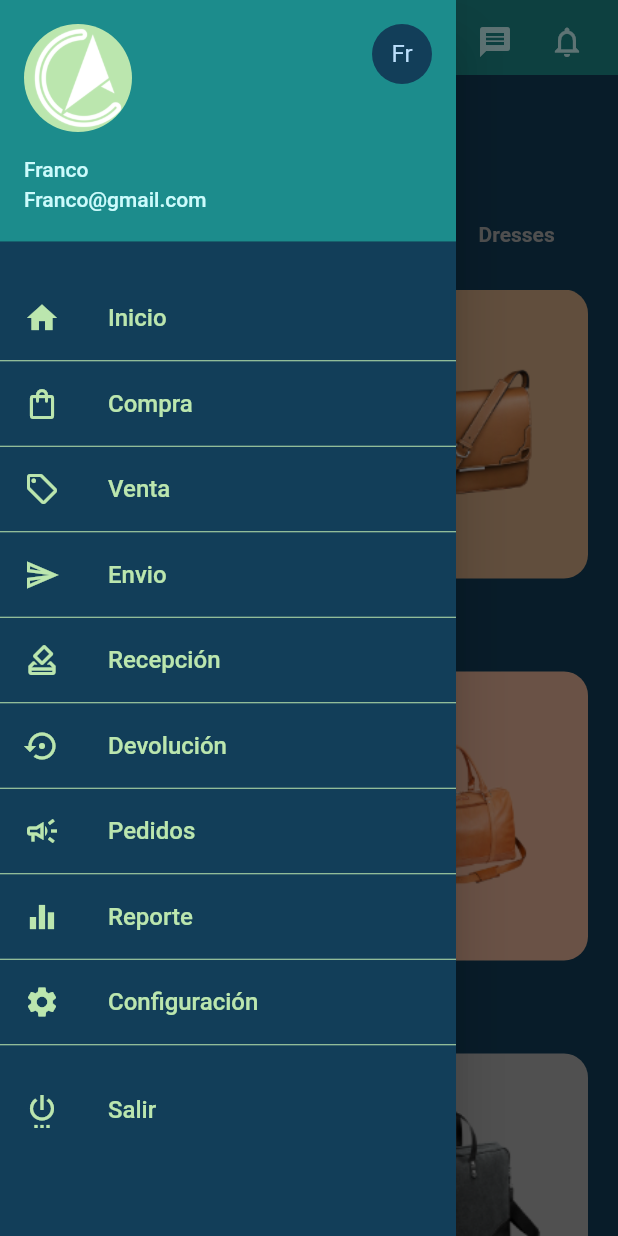
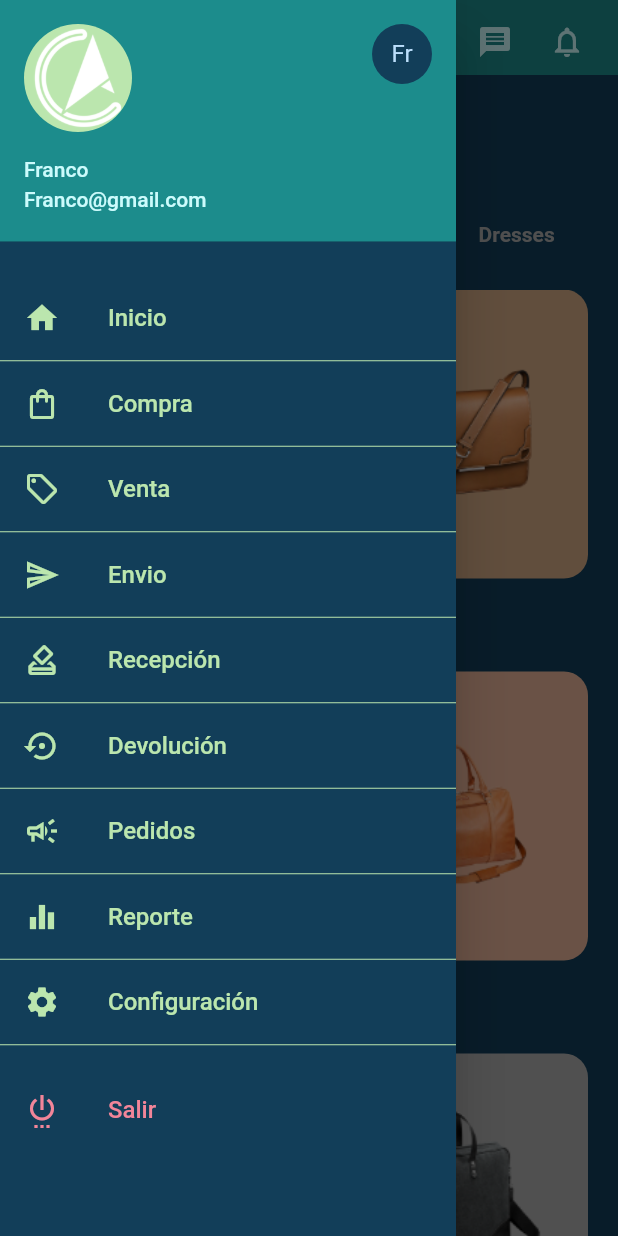
Before and after one commit to franco555/2021Caysa, a Flutter app: the screen it shows after launch, with the side drawer open, on a phone screen of 412 x 824 dp. Run offline on Flutter 3.47's test engine with Material 2 defaults, Android fonts, the phone set to English and light mode, and no system bars; our stand-ins replace fl_chart, flutter_svg.

Commit message:
cambio de las constantes

```diff
--- a/lib/Auth/create_user/components/body.dart
+++ b/lib/Auth/create_user/components/body.dart
@@ -2,7 +2,7 @@ import 'package:caysa2021/Auth/components/rounded_bottom.dart';
 import 'package:caysa2021/Auth/components/rounded_input_field.dart';
 import 'package:caysa2021/Auth/components/rounded_password_field.dart';
 import 'package:caysa2021/Auth/login/components/background.dart';
-import 'package:caysa2021/constants/constants.dart';
+import 'package:caysa2021/constants/constant_fr_color.dart';
 import 'package:flutter/material.dart';
 import 'package:flutter_svg/svg.dart';
 
@@ -29,7 +29,7 @@ class Body extends StatelessWidget {
               SizedBox(height: size.height * 0.03),
               Text(
                 "Crear Usuario",
-                style: TextStyle(fontWeight: FontWeight.bold, color: fcolorBtnLogin, fontSize: 30.0),
+                style: TextStyle(fontWeight: FontWeight.bold, color: CFr().getColorBtnLogin(), fontSize: 30.0),
               ),
               SizedBox(height: size.height * 0.03),
               RoundedInputField(
@@ -45,7 +45,7 @@ class Body extends StatelessWidget {
               ),
               SizedBox(height: 20.0),
               RoundedButton(
-                color: fcolorBtnLogin,
+                color: CFr().getColorBtnLogin(),
                 fw: FontWeight.w400,
                 sizeText: 16,
                 text: "Crear",
--- a/lib/Auth/forgotPassword/components/body.dart
+++ b/lib/Auth/forgotPassword/components/body.dart
@@ -4,7 +4,7 @@ import 'package:caysa2021/Auth/components/start_login.dart';
 import 'package:caysa2021/Auth/login/components/background.dart';
 import 'package:caysa2021/Auth/login/sc_login.dart';
 import 'package:caysa2021/Auth/reset/sc_login.dart';
-import 'package:caysa2021/constants/constants.dart';
+import 'package:caysa2021/constants/constant_fr_color.dart';
 import 'package:flutter/material.dart';
 import 'package:flutter_svg/svg.dart';
 
@@ -30,7 +30,7 @@ class Body extends StatelessWidget {
               SizedBox(height: size.height * 0.03),
               Text(
                 "Recuperar Contraseña",
-                style: TextStyle(fontWeight: FontWeight.bold, color: fcolorBtnLogin, fontSize: 30.0),
+                style: TextStyle(fontWeight: FontWeight.bold, color: CFr().getColorBtnLogin(), fontSize: 30.0),
               ),
               SizedBox(height: size.height * 0.03),
               RoundedInputField(
@@ -39,7 +39,7 @@ class Body extends StatelessWidget {
               ),
               SizedBox(height: 20.0),
               RoundedButton(
-                color: fcolorBtnLogin,
+                color: CFr().getColorBtnLogin(),
                 fw: FontWeight.w400,
                 sizeText: 16,
                 text: "Enviar",
--- a/lib/Auth/login/components/body.dart
+++ b/lib/Auth/login/components/body.dart
@@ -8,7 +8,7 @@ import 'package:caysa2021/Auth/login/components/background.dart';
 import 'package:caysa2021/Auth/signup/Sc_SignUp.dart';
 import 'package:caysa2021/Auth/signup/components/or_divider.dart';
 import 'package:caysa2021/Auth/signup/components/social_icon.dart';
-import 'package:caysa2021/constants/constants.dart';
+import 'package:caysa2021/constants/constant_fr_color.dart';
 import 'package:flutter/material.dart';
 import 'package:flutter_svg/svg.dart';
 
@@ -35,7 +35,7 @@ class Body extends StatelessWidget {
               SizedBox(height: size.height * 0.03),
               Text(
                 "LOGIN",
-                style: TextStyle(fontWeight: FontWeight.bold, color: fcolorBtnLogin, fontSize: 30.0),
+                style: TextStyle(fontWeight: FontWeight.bold, color: CFr().getColorBtnLogin(), fontSize: 30.0),
               ),
               SizedBox(height: size.height * 0.03),
               RoundedInputField(
@@ -59,7 +59,7 @@ class Body extends StatelessWidget {
               ),
               SizedBox(height: 20.0),
               RoundedButton(
-                color: fcolorBtnLogin,
+                color: CFr().getColorBtnLogin(),
                 fw: FontWeight.w400,
                 sizeText: 16,
                 text: "Iniciar",
--- a/lib/Auth/presentation/components/Sc_BodyPresentation.dart
+++ b/lib/Auth/presentation/components/Sc_BodyPresentation.dart
@@ -2,7 +2,7 @@ import 'package:caysa2021/Auth/components/rounded_bottom.dart';
 import 'package:caysa2021/Auth/login/sc_login.dart';
 import 'package:caysa2021/Auth/presentation/components/background.dart';
 import 'package:caysa2021/Auth/signup/Sc_SignUp.dart';
-import 'package:caysa2021/constants/constants.dart';
+import 'package:caysa2021/constants/constant_fr_color.dart';
 import 'package:flutter/material.dart';
 import 'package:flutter_svg/svg.dart';
 
@@ -25,7 +25,7 @@ class ScBodyPresentation extends StatelessWidget {
               text:"Iniciar",
               sizeText: 18,
               fw: FontWeight.w400,
-              color: fcolorBtnLogin,
+              color: CFr().getColorBtnLogin(),
               textColor: Colors.white,
               press: () {
                 Navigator.push(
@@ -40,7 +40,7 @@ class ScBodyPresentation extends StatelessWidget {
             ),
             RoundedButton(
               text: "Registrarse",
-              color: fcolorBtnRegister,
+              color: CFr().getColorBtnRegister(),
               sizeText: 18,
               fw: FontWeight.w300,
               textColor: Colors.black,
--- a/lib/Auth/presentation/components/background.dart
+++ b/lib/Auth/presentation/components/background.dart
@@ -1,4 +1,4 @@
-import 'package:caysa2021/constants/constants.dart';
+import 'package:caysa2021/constants/constant_fr_color.dart';
 import 'package:flutter/material.dart';
 
 class Background extends StatelessWidget {
@@ -11,7 +11,7 @@ class Background extends StatelessWidget {
   @override
   Widget build(BuildContext context) {
     Size size = MediaQuery.of(context).size;
-    return Container(color: kThemeBackgroundColor,
+    return Container(color: CFr().getColorFondo(),
       height: size.height,
       width: double.infinity,
       child: Stack(
@@ -25,7 +25,7 @@ class Background extends StatelessWidget {
                 width: size.width,
                 height:size.height/2,
                 decoration: BoxDecoration(
-                  color: kThemeDetailColor,
+                  color: CFr().getColorBarraDeTitulo(),
                 )
               ),
             ),
--- a/lib/Auth/reset/components/body.dart
+++ b/lib/Auth/reset/components/body.dart
@@ -4,7 +4,7 @@ import 'package:caysa2021/Auth/components/start_login.dart';
 import 'package:caysa2021/Auth/create_user/sc_login.dart';
 import 'package:caysa2021/Auth/login/components/background.dart';
 import 'package:caysa2021/Auth/login/sc_login.dart';
-import 'package:caysa2021/constants/constants.dart';
+import 'package:caysa2021/constants/constant_fr_color.dart';
 import 'package:flutter/material.dart';
 import 'package:flutter_svg/svg.dart';
 
@@ -30,7 +30,7 @@ class Body extends StatelessWidget {
               SizedBox(height: size.height * 0.03),
               Text(
                 "Ingresar Código",
-                style: TextStyle(fontWeight: FontWeight.bold, color: fcolorBtnLogin, fontSize: 30.0),
+                style: TextStyle(fontWeight: FontWeight.bold, color: CFr().getColorBtnLogin(), fontSize: 30.0),
               ),
               SizedBox(height: size.height * 0.03),
               RoundedInputField(
@@ -39,7 +39,7 @@ class Body extends StatelessWidget {
               ),
               SizedBox(height: 20.0),
               RoundedButton(
-                color: fcolorBtnLogin,
+                color: CFr().getColorBtnLogin(),
                 fw: FontWeight.w400,
                 sizeText: 16,
                 text: "Validar",
--- a/lib/Auth/signup/components/body.dart
+++ b/lib/Auth/signup/components/body.dart
@@ -6,7 +6,7 @@ import 'package:caysa2021/Auth/login/sc_login.dart';
 import 'package:caysa2021/Auth/signup/components/background.dart';
 import 'package:caysa2021/Auth/signup/components/or_divider.dart';
 import 'package:caysa2021/Auth/signup/components/social_icon.dart';
-import 'package:caysa2021/constants/constants.dart';
+import 'package:caysa2021/constants/constant_fr_color.dart';
 import 'package:flutter/material.dart';
 import 'package:flutter_svg/svg.dart';
 
@@ -28,7 +28,7 @@ class Body extends StatelessWidget {
               SizedBox(height:30.0),
               Text(
                 "Registrarse",
-               style: TextStyle(fontWeight: FontWeight.bold, color: fcolorBtnLogin, fontSize: 30.0),
+               style: TextStyle(fontWeight: FontWeight.bold, color: CFr().getColorBtnLogin(), fontSize: 30.0),
               ),
               SizedBox(height: size.height * 0.03),
               RoundedInputField(
@@ -60,7 +60,7 @@ class Body extends StatelessWidget {
               ),*/
               RoundedButton(
                 text: "SIGNUP",
-                color: fcolorBtnRegister,
+                color: CFr().getColorBtnRegister(),
                  textColor: Colors.black,
                  fw: FontWeight.w500,
                 press: () {
--- a/lib/Auth/signup/components/or_divider.dart
+++ b/lib/Auth/signup/components/or_divider.dart
@@ -1,4 +1,4 @@
-import 'package:caysa2021/constants/constants.dart';
+import 'package:caysa2021/constants/constant_fr_color.dart';
 import 'package:flutter/material.dart';
 
 class OrDivider extends StatelessWidget {
@@ -16,7 +16,7 @@ class OrDivider extends StatelessWidget {
             child: Text(
               "OR",
               style: TextStyle(
-                color: fcolorBtnRegister,
+                color: CFr().getColorBtnRegister(),
                 fontWeight: FontWeight.w600,
               ),
             ),
--- a/lib/Auth/signup/components/social_icon.dart
+++ b/lib/Auth/signup/components/social_icon.dart
@@ -1,4 +1,4 @@
-import 'package:caysa2021/constants/constants.dart';
+import 'package:caysa2021/constants/constant_fr_color.dart';
 import 'package:flutter/material.dart';
 import 'package:flutter_svg/flutter_svg.dart';
 
@@ -21,7 +21,7 @@ class SocalIcon extends StatelessWidget {
         decoration: BoxDecoration(
           border: Border.all(
             width: 2,
-            color: fcolorBtnLogin,
+            color: CFr().getColorBtnLogin(),
           ),
           shape: BoxShape.circle,
         ),
@@ -29,7 +29,7 @@ class SocalIcon extends StatelessWidget {
           iconSrc,
           height: 20,
           width: 20,
-          color: fcolorBtnLogin,
+          color: CFr().getColorBtnLogin(),
         ),
       ),
     );
--- a/lib/components/charts/wg_weekChart.dart
+++ b/lib/components/charts/wg_weekChart.dart
@@ -1,3 +1,4 @@
+import 'package:caysa2021/constants/constant_fr_color.dart';
 import 'package:caysa2021/constants/constants.dart';
 import 'package:fl_chart/fl_chart.dart';
 import 'package:flutter/material.dart';
@@ -19,7 +20,7 @@ class WeeklyChart extends StatelessWidget {
               showTitles: true,
               getTitles: getWeek,
               getTextStyles: (value) => const TextStyle(
-                color: fcolorBtnRegister,
+                color: Colors.green,
                 fontSize: 10,
                 fontWeight: FontWeight.w400,
               ),
@@ -43,7 +44,7 @@ getBarGroups() {
               BarChartRodData(
                 y: value,
                 //This is not the proper way, this is just for demo
-                colors: [i == 4 ? kPrimaryColor : fcolorBtnLogin],
+                colors: [i == 4 ? kPrimaryColor : CFr().getColorBtnLogin()],
                 width: 5,
               )
             ],
--- /dev/null
+++ b/lib/constants/constant_fr_color.dart
@@ -0,0 +1,63 @@
+import 'package:flutter/material.dart';
+
+class CFr{
+  var isDark;
+  CFr({this.isDark=false});
+
+  //
+  Color getColorFondo() => ColoresFr(isDark: isDark).colorFondo();//->
+  Color getColorBarraDeTitulo() => ColoresFr(isDark: isDark).colorBarraDeTitulo();//->
+
+  Color getColorBtnLogin() => ColoresFr(isDark: isDark).colorBtnLogin();//->
+  Color getColorBtnRegister() => ColoresFr(isDark: isDark).colorBtnRegister();//->
+
+  //Rojo
+  Color getColorRojo100() => ColoresFr(isDark: isDark).colorRojo_100();
+  Color getColorRojo200() => ColoresFr(isDark: isDark).colorRojo_200();//->
+  Color getColorRojo300() => ColoresFr(isDark: isDark).colorRojo_300();
+  Color getColorRojo400() => ColoresFr(isDark: isDark).colorRojo_400();
+  Color getColorRojo500() => ColoresFr(isDark: isDark).colorRojo_500();
+  Color getColorRojo600() => ColoresFr(isDark: isDark).colorRojo_600();
+
+  //Azul
+  Color getColorAzul500() => ColoresFr(isDark: isDark).colorAzul_500();
+
+}
+
+class ColoresFr{
+  final isDark;
+  ColoresFr({this.isDark});
+
+  Color colorFondo()=>isDark ? color0Drark : _colorFondo;
+  Color colorBarraDeTitulo()=>isDark ? color0Drark : _colorBarraDeTitulo;
+
+  Color _colorFondo=Color(0xFF123E59);
+  Color _colorBarraDeTitulo=Color(0xFF1C8C8C);
+
+  Color colorBtnLogin()=>isDark ? color0Drark : _colorBtnLogin;
+  Color colorBtnRegister()=>isDark ? color0Drark : _colorBtnRegister;
+
+  Color _colorBtnLogin=Color(0xFF49C6DE);
+  Color _colorBtnRegister=Color(0xFF52FA87);
+
+  Color colorRojo_100()=>isDark ? color0Drark : rojo_100;
+  Color colorRojo_200()=>isDark ? color0Drark : rojo_200;
+  Color colorRojo_300()=>isDark ? color0Drark : rojo_300;
+  Color colorRojo_400()=>isDark ? color0Drark : rojo_400;
+  Color colorRojo_500()=>isDark ? color0Drark : rojo_500;
+  Color colorRojo_600()=>isDark ? color0Drark : rojo_600;
+
+
+  Color rojo_100=Color(0XffF2B6C1);
+  Color rojo_200=Color(0XffF28599);
+  Color rojo_300=Color(0XffF24968);
+  Color rojo_400=Color(0XffF2055C);
+  Color rojo_500=Color(0XffF23747);
+  Color rojo_600=Color(0XffBF3944);
+
+  Color colorAzul_500()=>isDark ? color0Drark : azul_500;
+
+  Color azul_500=Color(0Xff1980FF);
+
+  Color color0Drark=Colors.grey[850];
+}
--- a/lib/constants/constants.dart
+++ b/lib/constants/constants.dart
@@ -6,12 +6,12 @@ const kTextLightColor = Color(0xFFACACAC);
 const kDefaultPaddin = 20.0;
 
 //Login
-const kThemeBackgroundColor = Color(0xFF123E59);
-const kThemeDetailColor = Color(0xFF1C8C8C);
+//const k_ThemeBackgroundColor = Color(0xFF123E59);
+//const k_ThemeDetailColor = Color(0xFF1C8C8C);
 
 //Btn
-const fcolorBtnLogin=Color(0xFF49C6DE);
-const fcolorBtnRegister=Color(0xFF52FA87);
+//const fcolorBtnLogin=Color(0xFF49C6DE);
+//const fcolorBtnRegister=Color(0xFF52FA87);
 const fcolorTextLogin=Color(0xFFB8D9C6);
 
 //txt
--- a/lib/dashBoard/Sc_DashBoard.dart
+++ b/lib/dashBoard/Sc_DashBoard.dart
@@ -1,3 +1,4 @@
+import 'package:caysa2021/constants/constant_fr_color.dart';
 import 'package:caysa2021/constants/constants.dart';
 import 'package:caysa2021/nav/account.dart';
 import 'package:caysa2021/nav/nav.dart';
@@ -20,7 +21,7 @@ class _ScDashBoardState extends State<ScDashBoard> {
       drawer: Drawer(
         child: Container(
           decoration:BoxDecoration(
-            color: kThemeBackgroundColor,
+            color: CFr().getColorFondo(),
           ) ,
           //color: Colors.white70,
           child: ListView(
@@ -47,7 +48,7 @@ class _ScDashBoardState extends State<ScDashBoard> {
               ItemNav(titulo: "Configuración",color: fcolorTxt200,icono: Icons.settings,ruta: "/dashboard",),
               Divider(height: 1,color: fcolorTxt200,),
               SizedBox(height: 15,),
-              ItemNav(titulo: "Salir",color: fcolorTxt200,icono: Icons.settings_power,ruta: "/dashboard",),
+              ItemNav(titulo: "Salir",color: CFr().getColorRojo200(),icono: Icons.settings_power,ruta: "/dashboard",),
             ],
           )
         ),
@@ -70,8 +71,8 @@ class _ScDashBoardState extends State<ScDashBoard> {
             decoration: BoxDecoration(
               gradient: LinearGradient(
                 colors:[
-                  kThemeDetailColor,
-                  kThemeDetailColor,
+                  CFr().getColorBarraDeTitulo(),
+                  CFr().getColorBarraDeTitulo(),
                 ],
                 begin: Alignment.center,
                 end:Alignment.centerRight,
--- a/lib/main.dart
+++ b/lib/main.dart
@@ -1,4 +1,4 @@
-import 'package:caysa2021/constants/constants.dart';
+import 'package:caysa2021/constants/constant_fr_color.dart';
 import 'package:caysa2021/dashBoard/Sc_DashBoard.dart';
 import 'package:caysa2021/dashBoard/test.dart';
 import 'package:flutter/material.dart';
@@ -20,8 +20,8 @@ class _MyAppState extends State<MyApp> {
       debugShowCheckedModeBanner: false,
       title: 'CAYSA',
       theme: ThemeData(
-        primaryColor: kPrimaryColor,
-        scaffoldBackgroundColor: kThemeBackgroundColor,
+        primaryColor: CFr().getColorFondo(),
+        scaffoldBackgroundColor: CFr().getColorFondo(),
       ),
       home: ScDashBoard(),
       routes: <String, WidgetBuilder>{
--- a/lib/nav/account.dart
+++ b/lib/nav/account.dart
@@ -1,3 +1,4 @@
+import 'package:caysa2021/constants/constant_fr_color.dart';
 import 'package:caysa2021/constants/constants.dart';
 import 'package:flutter/material.dart';
 
@@ -11,7 +12,7 @@ class _WgAccountState extends State<WgAccount> {
   Widget build(BuildContext context) {
     return UserAccountsDrawerHeader(
       decoration:BoxDecoration(
-        color: kThemeDetailColor,
+        color: CFr().getColorBarraDeTitulo(),
       )  ,
       accountName: Text("Franco", style: TextStyle(color: fcolorTxt100),),
       accountEmail: Text("Franco@gmail.com", style: TextStyle(color: fcolorTxt100, fontWeight: FontWeight.w500),),
@@ -21,7 +22,7 @@ class _WgAccountState extends State<WgAccount> {
       ),
       otherAccountsPictures: [
         CircleAvatar(
-          backgroundColor: kThemeBackgroundColor,
+          backgroundColor: CFr().getColorFondo(),
           child: Text("Fr"),
         )
       ],
```
